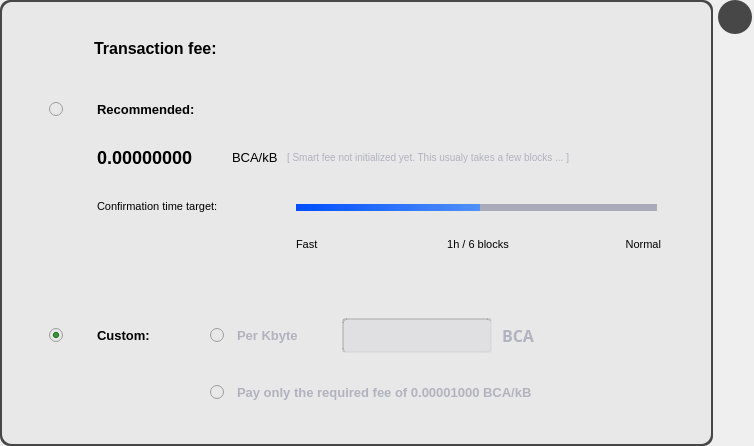
bitcoin-atom/bitcoin-atom, file src/qt/forms/changefeedialog.ui: the form before one commit.
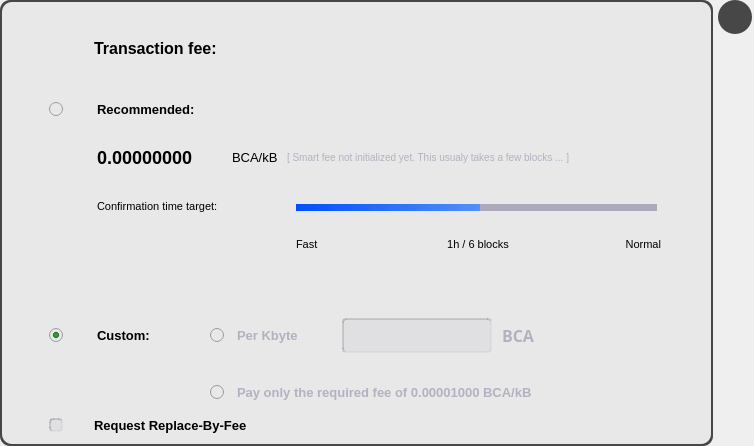
The form after the commit. Icons and pictures are not drawn. Custom widgets are drawn as their Qt base class.

Commit message: Enable legacy optInRBF

Patch:
```diff
--- a/src/qt/forms/changefeedialog.ui
+++ b/src/qt/forms/changefeedialog.ui
@@ -499,6 +499,46 @@
      <enum>Qt::Horizontal</enum>
     </property>
    </widget>
+   <widget class="QCheckBox" name="optInRBF">
+    <property name="geometry">
+     <rect>
+      <x>47</x>
+      <y>410</y>
+      <width>631</width>
+      <height>26</height>
+     </rect>
+    </property>
+    <property name="toolTip">
+     <string>Indicates that the sender may wish to replace this transaction with a new one paying higher fees (prior to being confirmed).</string>
+    </property>
+    <property name="styleSheet">
+     <string notr="true">QCheckBox {
+	font-family: &quot;Roboto Mono&quot;;
+	font-size: 13px;
+	font-weight: 500;
+	spacing: 31px;
+}
+QCheckBox::indicator:unchecked {
+	background-color: rgba(170, 170, 186, 33);
+	border-top: 2px inset rgba(0, 0, 0, 33); 
+	border-left: 2px inset rgba(0, 0, 0, 33); 
+	border-bottom: 2px solid rgba(170, 170, 186, 33); 
+	border-right: 2px solid rgba(170, 170, 186, 33); 
+	border-radius: 4px;
+}
+QCheckBox::indicator:checked {
+	background-color: rgba(170, 170, 186, 255);
+	border-top: 2px inset rgba(0, 0, 0, 33); 
+	border-left: 2px inset rgba(0, 0, 0, 33); 
+	border-bottom: 2px solid rgba(170, 170, 186, 33); 
+	border-right: 2px solid rgba(170, 170, 186, 33); 
+	border-radius: 4px;
+}</string>
+    </property>
+    <property name="text">
+     <string>Request Replace-By-Fee</string>
+    </property>
+   </widget>
   </widget>
   <widget class="QFrame" name="frame_3">
    <property name="geometry">
```
The commit also changes 1 other file.
